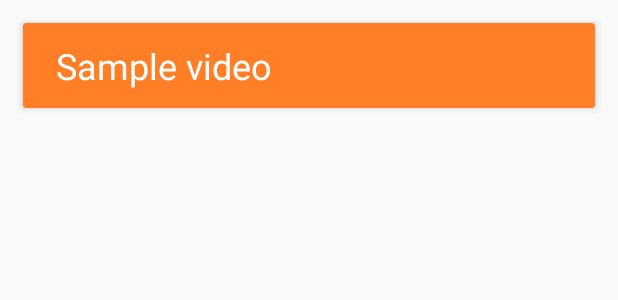
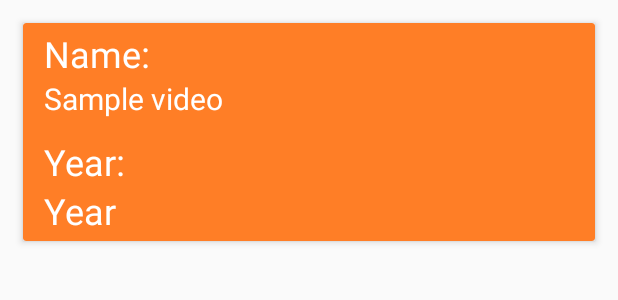
Before and after one commit to appingway-Project20/Starwings, an Android app: the layout papers_item_layout.xml on its own in the app's theme, with its tools: preview values and no code run, on a phone screen of 412 x 824 dp. Shown: the top 300 px of the screen. Run offline under Robolectric (Android 15) with nearby library versions, the light colour scheme and no system bars.

Commit message:
Fixed papers

```diff
--- a/app/src/main/java/com/example/admin/starwingsapp/CourseActivity.java
+++ b/app/src/main/java/com/example/admin/starwingsapp/CourseActivity.java
@@ -60,7 +60,7 @@ public class CourseActivity extends AppCompatActivity {
                 startActivity(intent);
             }
         });
-
+//15495086100953416101
         uid=getIntent().getStringExtra("uid");
         url = "http://starwingslearningdestination.com/php/app_api/apiCourse.php?token="+uid+"&apikey=zxcvbnm123zxdewas";
 
--- a/app/src/main/java/com/example/admin/starwingsapp/Login.java
+++ b/app/src/main/java/com/example/admin/starwingsapp/Login.java
@@ -34,6 +34,7 @@ public class Login extends AppCompatActivity {
 	private static final String API_URL="http://starwingslearningdestination.com/php/app_api/apiLogin.php?";
 	public static final String PREFS_NAME = "LoginPrefs";
 
+	public static final String TAG = Login.class.getSimpleName();
 	@Override
 	protected void onCreate(Bundle savedInstanceState) {
 		super.onCreate(savedInstanceState);
@@ -143,6 +144,7 @@ public class Login extends AppCompatActivity {
 				JSONObject root=new JSONObject(response);
 				success=root.getString("auth_value");
 				String uid=root.getString("uid");
+				Log.d(TAG, "uid: "+uid);
 				profileDetails[0]=root.getString("username");
 				profileDetails[1]=root.getString("user_img");
 				profileDetails[2]=root.getString("dob");
--- a/app/src/main/java/com/example/admin/starwingsapp/PapersDisplayActivity.java
+++ b/app/src/main/java/com/example/admin/starwingsapp/PapersDisplayActivity.java
@@ -28,6 +28,8 @@ public class PapersDisplayActivity extends AppCompatActivity implements LoaderMa
     private static final String API_URL = "http://starwingslearningdestination.com/php/web_api/";
     private String fileUrl;
 
+    private String fileName;
+
     @Override
     protected void onCreate(Bundle savedInstanceState) {
         super.onCreate(savedInstanceState);
@@ -52,7 +54,9 @@ public class PapersDisplayActivity extends AppCompatActivity implements LoaderMa
             public Void loadInBackground() {
                 fileUrl = API_URL + fileUrl;
                 Log.d(TAG, "file url: " + fileUrl);
-                String fileName = "test.pdf";
+                //String fileName = "test.pdf";
+                int slash = fileUrl.lastIndexOf("/");
+                fileName = fileUrl.substring(slash + 1);
 
                 String extStorageDirectory = Environment.getExternalStorageDirectory().getAbsolutePath();
                 Log.d(TAG, "external storage directory: " + extStorageDirectory);
--- a/app/src/main/java/com/example/admin/starwingsapp/ResourcesActivity.java
+++ b/app/src/main/java/com/example/admin/starwingsapp/ResourcesActivity.java
@@ -90,7 +90,8 @@ public class ResourcesActivity extends AppCompatActivity {
             startActivity(intent);
         }
         if (id == R.id.ivprevpap) {
-            Intent intent = new Intent(ResourcesActivity.this, PapersActivity.class);
+            Intent intent = new Intent(ResourcesActivity.this, CoursePapersActivity.class);
+            intent.putExtra("uid", uid);
             startActivity(intent);
         }
         if(id == R.id.logout_btn){
--- a/app/src/main/res/layout/papers_item_layout.xml
+++ b/app/src/main/res/layout/papers_item_layout.xml
@@ -16,14 +16,45 @@
     <LinearLayout
         android:layout_width="match_parent"
         android:layout_height="wrap_content"
-        android:padding="8dp"
-        android:orientation="horizontal">
+        android:orientation="vertical">
+
+        <TextView
+            android:layout_width="wrap_content"
+            android:layout_height="wrap_content"
+            android:id="@+id/name"
+            android:text="Name:"
+            android:layout_weight="1"
+            android:layout_gravity="center_vertical"
+            android:textColor="#FFFFFF"
+            android:layout_marginLeft="10dp"
+            android:textSize="24sp"/>
 
         <TextView
             android:layout_width="wrap_content"
             android:layout_height="wrap_content"
             android:id="@+id/file_name"
             android:text="Sample video"
+            android:layout_gravity="center_vertical"
+            android:textColor="#FFFFFF"
+            android:layout_marginLeft="10dp"
+            android:textSize="20sp"/>
+
+
+        <TextView
+            android:layout_width="wrap_content"
+            android:layout_height="wrap_content"
+            android:layout_marginTop="12dp"
+            android:text="Year:"
+            android:layout_weight="1"
+            android:layout_gravity="center_vertical"
+            android:textColor="#FFFFFF"
+            android:layout_marginLeft="10dp"
+            android:textSize="24sp"/>
+        <TextView
+            android:layout_width="wrap_content"
+            android:layout_height="wrap_content"
+            android:text="Year"
+            android:id="@+id/year"
             android:layout_weight="1"
             android:layout_gravity="center_vertical"
             android:textColor="#FFFFFF"
```
Also changed, not shown: app/src/main/AndroidManifest.xml (+4 -3 lines), app/src/main/java/com/example/admin/starwingsapp/CoursePapersActivity.java (added, +132 -0 lines), app/src/main/java/com/example/admin/starwingsapp/PapersActivity.java (+27 -13 lines), app/src/main/java/com/example/admin/starwingsapp/adpaters/CourseChapterAdapter.java (+7 -1 lines), app/src/main/java/com/example/admin/starwingsapp/adpaters/PapersAdapter.java (+11 -6 lines), app/src/main/java/com/example/admin/starwingsapp/models/PapersData.java (added, +26 -0 lines).
